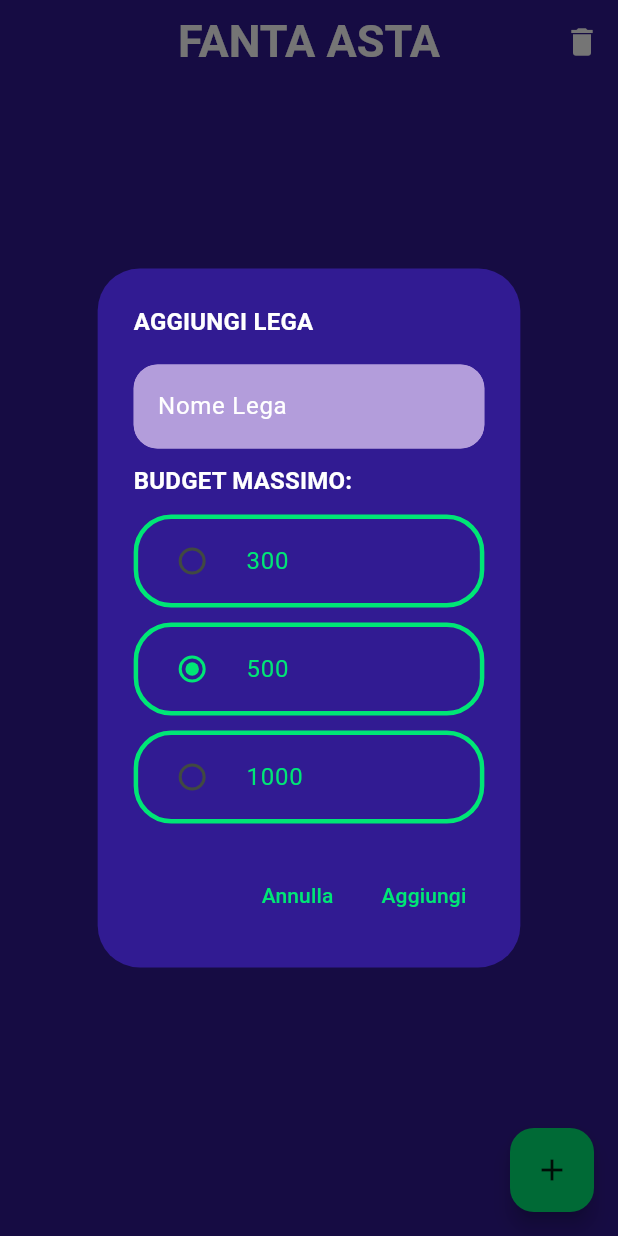
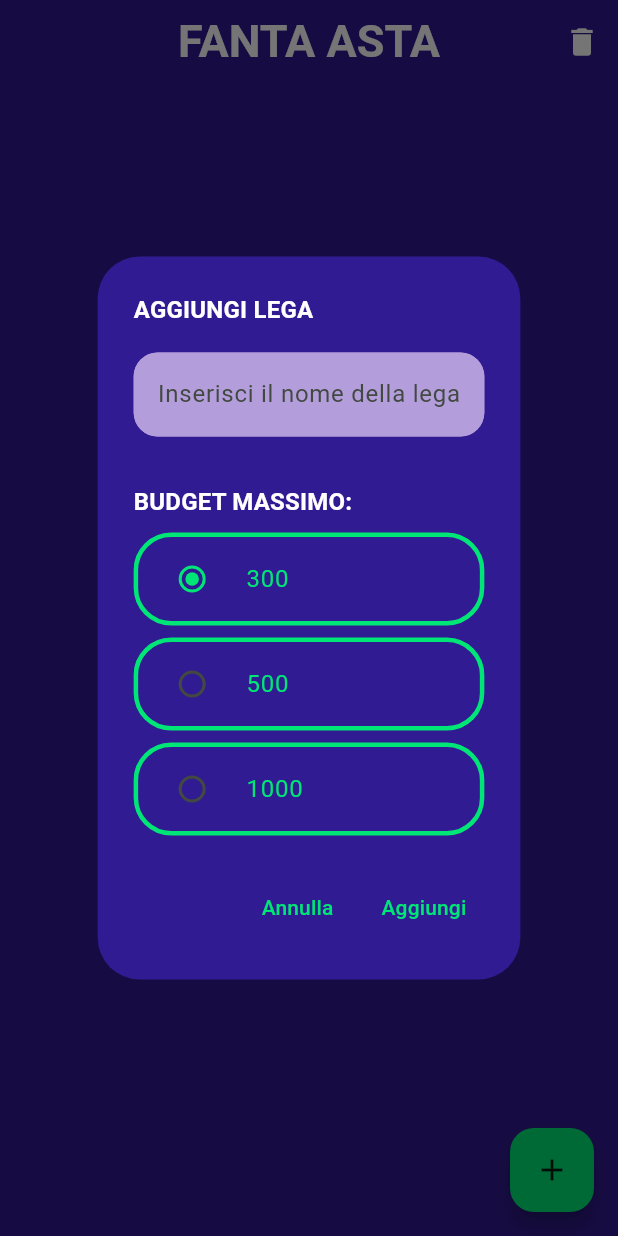
Before and after one commit to Dany313/asta_fantacalcio, a Flutter app: the screen it shows after launch, after a tap on the "add" icon, on a phone screen of 412 x 824 dp. Run offline on Flutter 3.47's test engine with Material 3 defaults, Android fonts, the phone set to English and light mode, and no system bars; our stand-ins replace go_router.

Commit message:
aggiunto validator e widget dialog add

```diff
--- /dev/null
+++ b/lib/config/costants.dart
@@ -0,0 +1 @@
+final List<int> maxBudgetOptions = [300, 500, 1000];
--- /dev/null
+++ b/lib/validators/string_validator.dart
@@ -0,0 +1,41 @@
+
+
+import 'custom_validator.dart';
+
+class ValidatorString {
+  // Proprietà statiche che restituiscono i validatori di base
+  static Validator get isUppercase => _UppercaseValidator();
+  static Validator get isNotEmpty => _NotEmptyStringValidator();
+  static Validator get hasNoSpaces => _NoSpacesValidator();
+}
+
+
+class _UppercaseValidator implements Validator {
+  @override
+  String? validate(String? value) {
+    if (value == null || value != value.toUpperCase()) {
+      return 'Il testo deve essere in maiuscolo';
+    }
+    return null;
+  }
+}
+
+class _NoSpacesValidator implements Validator {
+  @override
+  String? validate(String? value) {
+    if (value == null || value.contains(' ')) {
+      return 'Il testo non deve contenere spazi';
+    }
+    return null;
+  }
+}
+
+class _NotEmptyStringValidator implements Validator {
+  @override
+  String? validate(String? value) {
+    if (value != null && value.isEmpty) {
+      return 'Il testo non deve essere vuoto';
+    }
+    return null;
+  }
+}
--- /dev/null
+++ b/lib/views/home/add_lega_dialog.dart
@@ -0,0 +1,108 @@
+import 'package:asta_fantacalcio/config/costants.dart';
+import 'package:asta_fantacalcio/validators/string_validator.dart';
+import 'package:flutter/material.dart';
+
+class AddLegaDialog extends StatefulWidget {
+  final Function(String nome, int budget) onAdd;
+
+  const AddLegaDialog({
+    super.key,
+    required this.onAdd,
+  });
+
+  @override
+  State<AddLegaDialog> createState() => _AddLegaDialogState();
+}
+
+class _AddLegaDialogState extends State<AddLegaDialog> {
+  final _formKey = GlobalKey<FormState>();
+  final TextEditingController nomeController = TextEditingController();
+  int selectedBudget = maxBudgetOptions[0];
+
+  @override
+  void dispose() {
+    nomeController.dispose();
+    super.dispose();
+  }
+
+  @override
+  Widget build(BuildContext context) {
+    return AlertDialog(
+      title: Text(
+        'AGGIUNGI LEGA',
+        style: Theme.of(context).textTheme.titleMedium,
+      ),
+      content: Form(
+        key: _formKey,
+        child: Column(
+          mainAxisSize: MainAxisSize.min,
+          crossAxisAlignment: CrossAxisAlignment.start,
+          spacing: 8,
+          children: [
+            TextFormField(
+              controller: nomeController,
+              decoration: const InputDecoration(
+                hintText: 'Inserisci il nome della lega',
+              ),
+              // Usa il validatore composito
+              validator: (value) => ValidatorString.isNotEmpty.validate(value),
+              // Converti automaticamente in maiuscolo
+              onChanged: (value) {
+                final upperValue = value.toUpperCase();
+                if (value != upperValue) {
+                  nomeController.value = nomeController.value.copyWith(
+                    text: upperValue,
+                    selection: TextSelection.collapsed(offset: upperValue.length),
+                  );
+                }
+              },
+            ),
+            const SizedBox(height: 16),
+            Text(
+              'BUDGET MASSIMO:',
+              style: Theme.of(context).textTheme.titleMedium,
+            ),
+            ...maxBudgetOptions.map((budget) => RadioListTile<int>(
+              title: Text(budget.toString()),
+              value: budget,
+              groupValue: selectedBudget,
+              onChanged: (value) {
+                setState(() {
+                  selectedBudget = value!;
+                });
+              },
+            )),
+          ],
+        ),
+      ),
+      actions: [
+        TextButton(
+          onPressed: () => Navigator.pop(context),
+          child: const Text('Annulla'),
+        ),
+        TextButton(
+          onPressed: () {
+            if (_formKey.currentState!.validate()) {
+              final nome = nomeController.text.trim();
+              widget.onAdd(nome, selectedBudget);
+
+              Navigator.pop(context);
+            }
+          },
+          child: const Text('Aggiungi'),
+        ),
+      ],
+    );
+  }
+}
+
+// Funzione helper per mostrare il dialog
+Future<void> showAddLegaDialog(
+    BuildContext context, {
+      required Function(String nome, int budget) onAdd,
+    }) async {
+  return showDialog(
+    context: context,
+    builder: (context) => AddLegaDialog(onAdd: onAdd),
+  );
+}
--- a/lib/views/home/home_view.dart
+++ b/lib/views/home/home_view.dart
@@ -1,7 +1,7 @@
 import 'package:flutter/material.dart';
 
-import '../../model/lega.dart';
 import '../../view_models/home_view_model.dart';
+import 'add_lega_dialog.dart';
 
 const String addLegaButtonKey = 'add-lega-button';
 
@@ -33,110 +33,15 @@ class _HomeViewState extends State<HomeView> {
         key: const Key(addLegaButtonKey),
         child: const Icon(Icons.add),
         onPressed: () async {
-          // Creare controller per il campo nome
-          final nomeController = TextEditingController();
-          // Valore iniziale per il budget
-          int selectedBudget = 500;
-          // Variabile per tracciare l'errore di validazione
-          String? nomeError;
+          await showAddLegaDialog(
+            context,
+            onAdd: (nome, budget) {
+              widget.viewModel.addLega.execute(nome, budget);
 
-          // Mostrare il dialog
-          await showDialog(
-            context: context,
-            builder: (context) => StatefulBuilder(
-              builder: (context, setState) {
-                return AlertDialog(
-                  title:  Text('AGGIUNGI LEGA',
-                    style: Theme.of(context).textTheme.titleMedium,),
-                  content: Column(
-                    mainAxisSize: MainAxisSize.min,
-                    crossAxisAlignment: CrossAxisAlignment.start,
-                    spacing: 10,
-                    children: [
-                      TextField(
-                        controller: nomeController,
-                        decoration: InputDecoration(
-                          labelText: 'Nome Lega',
-                          hintText: 'Inserisci il nome della lega',
-                          errorText: nomeError,
-                        ),
-                        onChanged: (value) {
-                          // Reset dell'errore quando l'utente digita
-                          if (nomeError != null) {
-                            setState(() {
-                              nomeError = null;
-                            });
-                          }
-                        },
-                      ),
-                       Text('BUDGET MASSIMO:',
-                          style: Theme.of(context).textTheme.titleMedium,),
-                      RadioListTile<int>(
-                        title: const Text('300'),
-                        value: 300,
-                        groupValue: selectedBudget,
-                        onChanged: (value) {
-                          setState(() {
-                            selectedBudget = value!;
-                          });
-                        },
-                      ),
-                      RadioListTile<int>(
-                        title: const Text('500'),
-                        value: 500,
-                        groupValue: selectedBudget,
-                        onChanged: (value) {
-                          setState(() {
-                            selectedBudget = value!;
-                          });
-                        },
-                      ),
-                      RadioListTile<int>(
-                        title: const Text('1000'),
-                        value: 1000,
-                        groupValue: selectedBudget,
-                        onChanged: (value) {
-                          setState(() {
-                            selectedBudget = value!;
-                          });
-                        },
-                      ),
-                    ],
-                  ),
-                  actions: [
-                    TextButton(
-                      onPressed: () => Navigator.pop(context),
-                      child: const Text('Annulla'),
-                    ),
-                    TextButton(
-                      onPressed: () {
-                        // Validare che il nome non sia vuoto
-                        if (nomeController.text.trim().isEmpty) {
-                          setState(() {
-                            nomeError = 'Il nome della lega è obbligatorio';
-                          });
-                          return; // Ferma l'esecuzione se il nome è vuoto
-                        }
-
-                        final nome = nomeController.text.trim().toUpperCase();
-
-                        // Chiamare la funzione per aggiungere la lega
-                        widget.viewModel.addLega.execute(nome, selectedBudget);
-
-                        // Chiudere il dialog
-                        Navigator.pop(context);
-
-                        // Mostrare un feedback
-                        ScaffoldMessenger.of(context).showSnackBar(
-                          SnackBar(content: Text('Lega "$nome" aggiunta con successo')),
-                        );
-                      },
-                      child: const Text('Aggiungi'),
-                    ),
-                  ],
-                );
-              },
-            ),
+              ScaffoldMessenger.of(context).showSnackBar(
+                SnackBar(content: Text('Lega "$nome" aggiunta con successo')),
+              );
+            },
           );
         },
       ),
```
Also changed, not shown: lib/validators/custom_validator.dart (added, +18 -0 lines).
